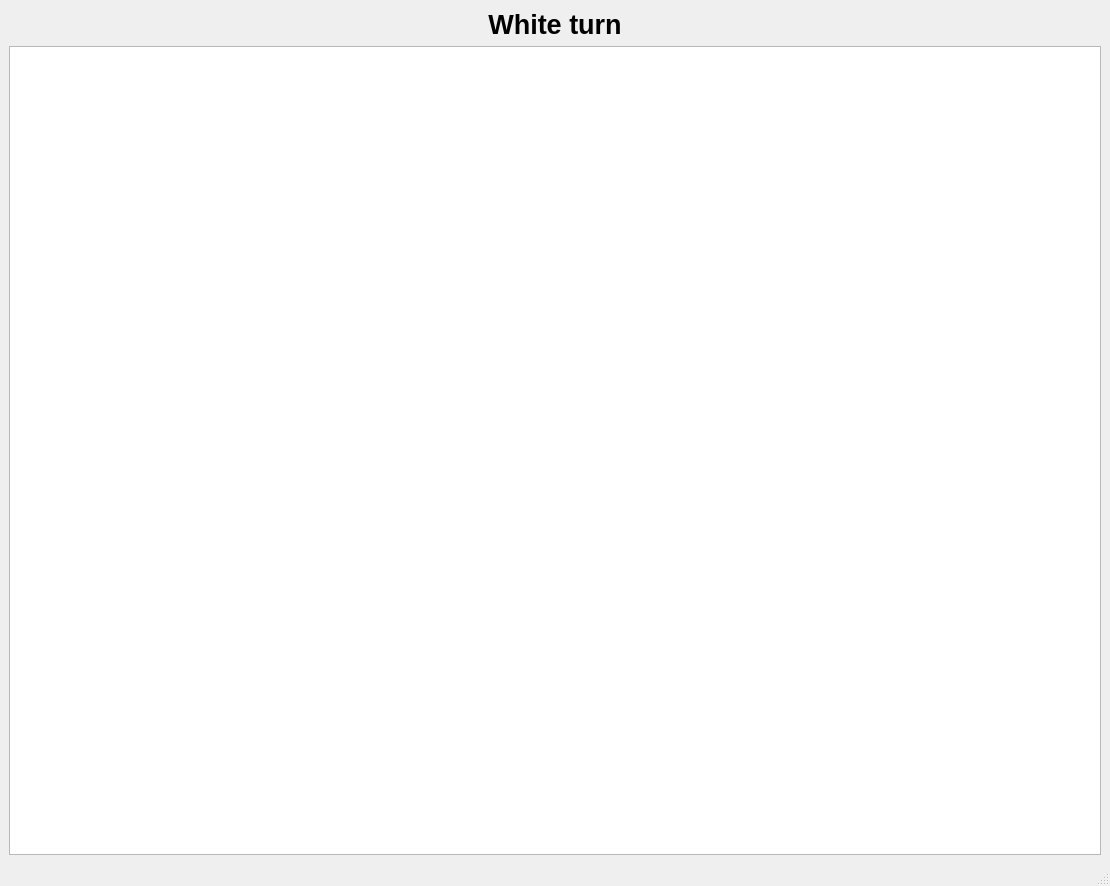
First picture: the form in mainWindow.ui, repository SzymonK1306/Chess, before the edit.
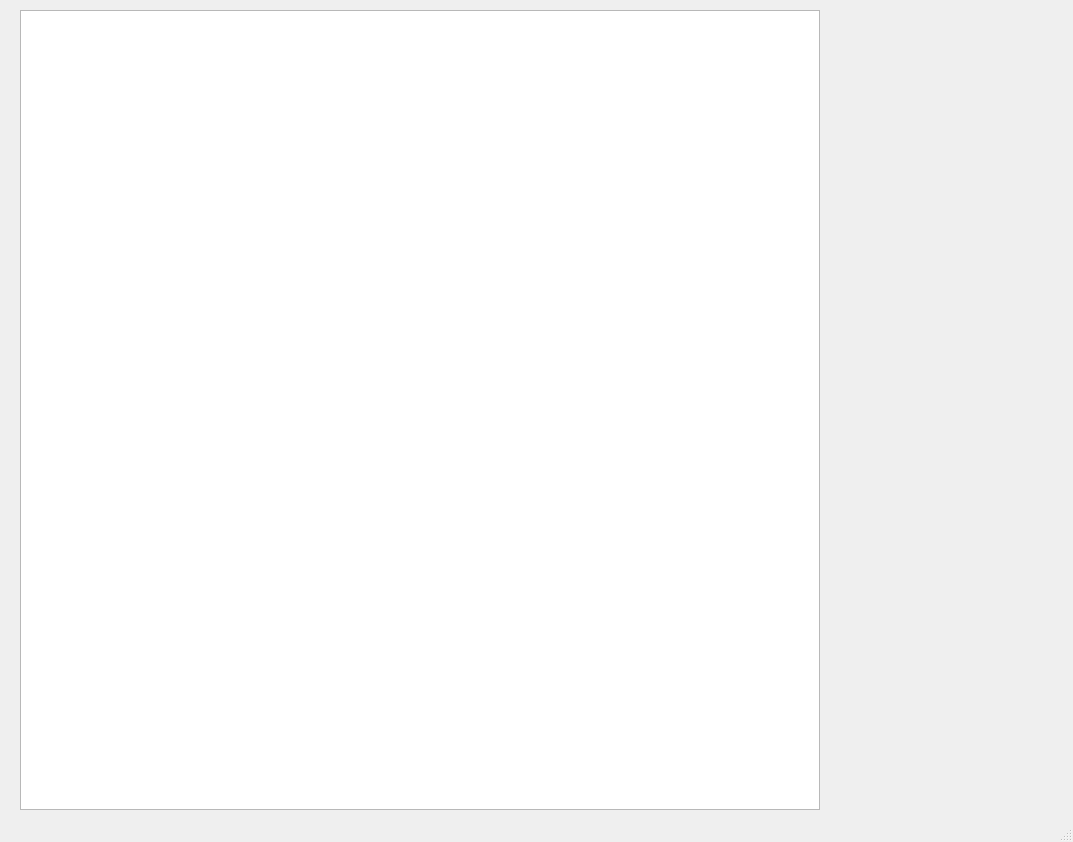
Second picture: the form after the edit.

```diff
--- a/mainWindow.ui
+++ b/mainWindow.ui
@@ -6,26 +6,33 @@
    <rect>
     <x>0</x>
     <y>0</y>
-    <width>1110</width>
-    <height>886</height>
+    <width>1073</width>
+    <height>842</height>
    </rect>
   </property>
   <property name="windowTitle">
    <string>Chess</string>
   </property>
   <widget class="QWidget" name="centralwidget">
-   <layout class="QVBoxLayout" name="verticalLayout_3">
-    <item>
-     <widget class="QLabel" name="title_label">
-      <property name="text">
-       <string>&lt;html&gt;&lt;head/&gt;&lt;body&gt;&lt;p align=&quot;center&quot;&gt;&lt;span style=&quot; font-size:20pt; font-weight:700;&quot;&gt;White turn&lt;/span&gt;&lt;/p&gt;&lt;/body&gt;&lt;/html&gt;</string>
-      </property>
-     </widget>
-    </item>
-    <item>
-     <widget class="QGraphicsView" name="main_graphic"/>
-    </item>
-   </layout>
+   <widget class="QGraphicsView" name="main_graphic">
+    <property name="geometry">
+     <rect>
+      <x>20</x>
+      <y>10</y>
+      <width>800</width>
+      <height>800</height>
+     </rect>
+    </property>
+    <property name="verticalScrollBarPolicy">
+     <enum>Qt::ScrollBarAlwaysOff</enum>
+    </property>
+    <property name="horizontalScrollBarPolicy">
+     <enum>Qt::ScrollBarAlwaysOff</enum>
+    </property>
+    <property name="sizeAdjustPolicy">
+     <enum>QAbstractScrollArea::AdjustToContents</enum>
+    </property>
+   </widget>
   </widget>
   <widget class="QStatusBar" name="statusbar"/>
  </widget>
```
Left out of the diff: 6 changed lines with no effect on the pictures.
